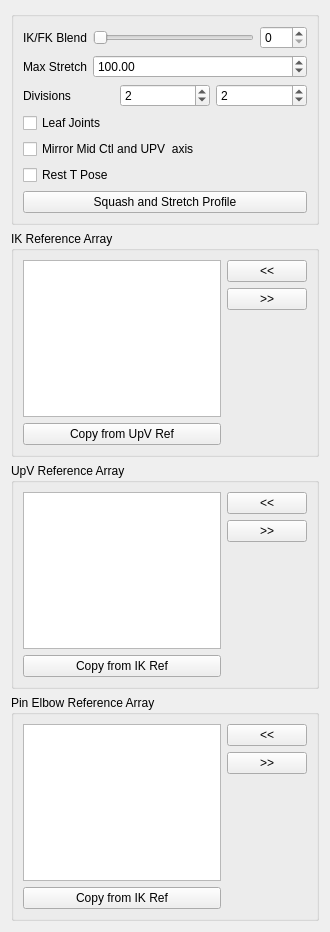
Qt form shifter/components/y_leg_01/settingsUI.ui (SteveDunn720/y-rig) before a commit.
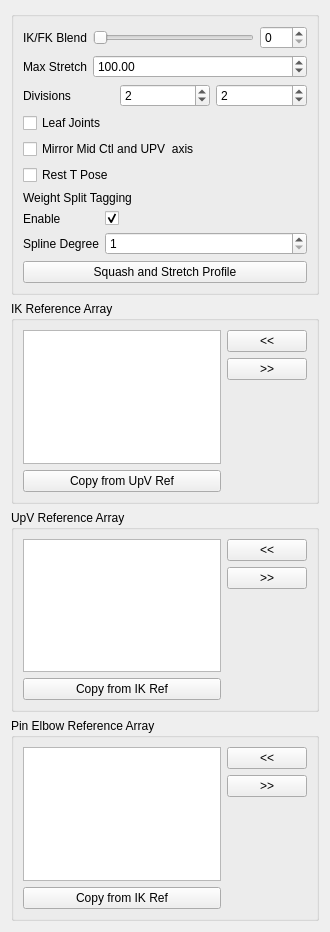
The same form after that commit.

Commit message: update leg UI for skin weight split tagging

What changed in the file:
```diff
--- a/shifter/components/y_leg_01/settingsUI.ui
+++ b/shifter/components/y_leg_01/settingsUI.ui
@@ -165,6 +165,69 @@
           </property>
          </widget>
         </item>
+        <item>
+         <layout class="QFormLayout" name="weight_split_formLayout">
+          <item row="1" column="0">
+           <widget class="QLabel" name="weight_split_enable_label">
+            <property name="toolTip">
+             <string>When enabled the component's joints will be tagged to have metadata for automatic skin weight splitting.</string>
+            </property>
+            <property name="text">
+             <string>Enable</string>
+            </property>
+           </widget>
+          </item>
+          <item row="1" column="1">
+           <widget class="QCheckBox" name="weight_split_enable_checkBox">
+            <property name="toolTip">
+             <string>When enabled the component's joints will be tagged to have metadata for automatic skin weight splitting.</string>
+            </property>
+            <property name="text">
+             <string/>
+            </property>
+            <property name="checked">
+             <bool>true</bool>
+            </property>
+           </widget>
+          </item>
+          <item row="0" column="0" colspan="2">
+           <widget class="QLabel" name="weight_split_label">
+            <property name="text">
+             <string>Weight Split Tagging</string>
+            </property>
+           </widget>
+          </item>
+          <item row="2" column="0">
+           <widget class="QLabel" name="spline_degree_label">
+            <property name="toolTip">
+             <string>This corresponds to the degree of the spline used for the skin weight splitting. A higher value will result in a &quot;smoother&quot; weight split. A value of one is a linear spline, 2 quadratic, etc.</string>
+            </property>
+            <property name="text">
+             <string>Spline Degree</string>
+            </property>
+           </widget>
+          </item>
+          <item row="2" column="1">
+           <widget class="QSpinBox" name="spinBox">
+            <property name="sizePolicy">
+             <sizepolicy hsizetype="Expanding" vsizetype="Fixed">
+              <horstretch>0</horstretch>
+              <verstretch>0</verstretch>
+             </sizepolicy>
+            </property>
+            <property name="toolTip">
+             <string>This corresponds to the degree of the spline used for the skin weight splitting. A higher value will result in a &quot;smoother&quot; weight split. A value of one is a linear spline, 2 quadratic, etc.</string>
+            </property>
+            <property name="minimum">
+             <number>1</number>
+            </property>
+            <property name="maximum">
+             <number>5</number>
+            </property>
+           </widget>
+          </item>
+         </layout>
+        </item>
         <item>
          <layout class="QHBoxLayout" name="horizontalLayout_2">
           <item>
```
Left out of the diff: 28 changed lines with no effect on the pictures. The commit also changes 2 other files.
